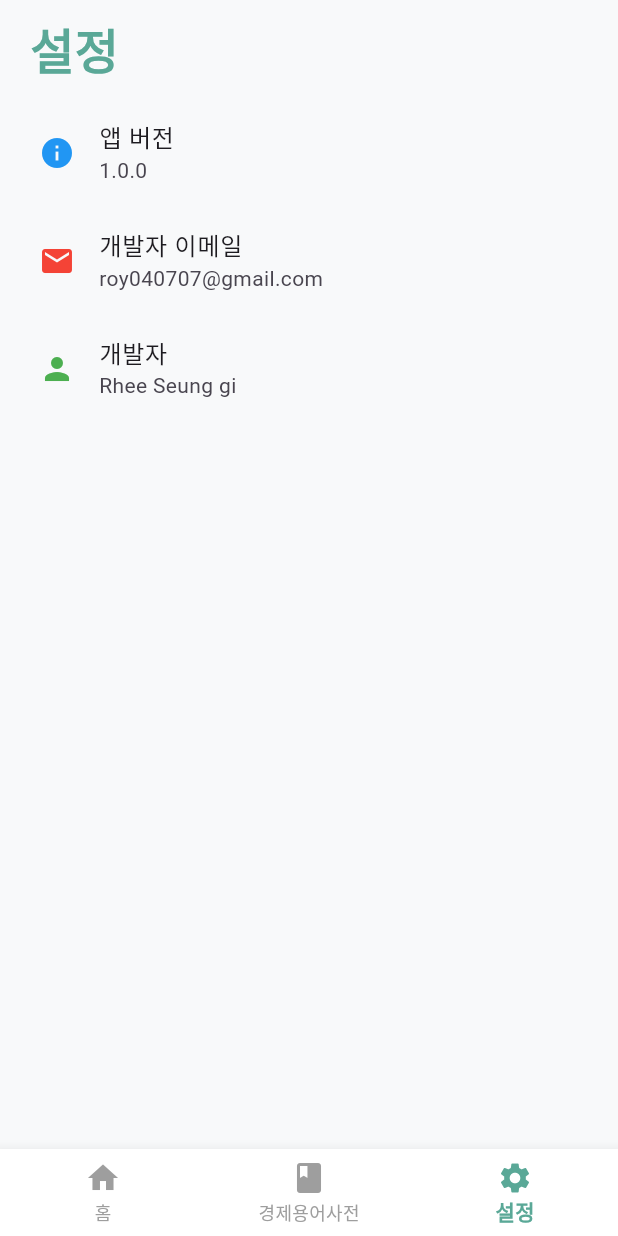
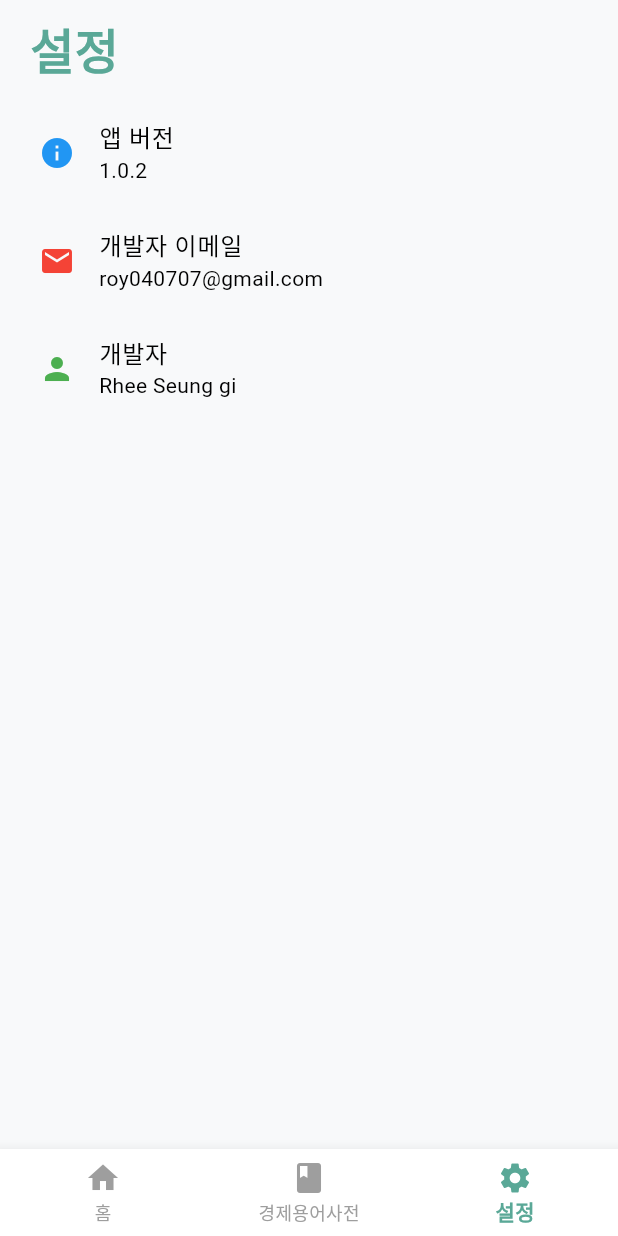
Before and after one commit to roypower6/your_finance, a Flutter app: the screen it shows after launch, item 3 of the bottom bar chosen, on a phone screen of 412 x 824 dp. Run offline on Flutter 3.47's test engine with Material 3 defaults, Android fonts, the phone set to English and light mode, and no system bars; our stand-ins replace shared_preferences.

Commit message:
2024-11-26 update

```diff
--- a/lib/main.dart
+++ b/lib/main.dart
@@ -13,9 +13,21 @@ class MyApp extends StatelessWidget {
   const MyApp({super.key});
   @override
   Widget build(BuildContext context) {
-    return const MaterialApp(
+    return MaterialApp(
+      theme: ThemeData(
+        bottomNavigationBarTheme: const BottomNavigationBarThemeData(
+          backgroundColor: Color(0xFFF8F9FA),
+        ),
+        appBarTheme: const AppBarTheme(
+          backgroundColor: Color(0xFFF8F9FA),
+        ),
+        scaffoldBackgroundColor: const Color(0xFFF8F9FA),
+        colorScheme: ColorScheme.fromSwatch().copyWith(
+          primary: const Color(0xFFF8F9FA),
+        ),
+      ),
       title: 'Your Finance',
-      home: SplashScreen(),
+      home: const SplashScreen(),
     );
   }
 }
--- a/lib/screen/dict_explanation_screen.dart
+++ b/lib/screen/dict_explanation_screen.dart
@@ -13,7 +13,6 @@ class ExplanationScreen extends StatelessWidget {
   @override
   Widget build(BuildContext context) {
     return Scaffold(
-      backgroundColor: const Color(0xffF8F5F1),
       appBar: AppBar(
         title: Text(
           word,
@@ -21,7 +20,6 @@ class ExplanationScreen extends StatelessWidget {
             fontWeight: FontWeight.w500,
           ),
         ),
-        backgroundColor: const Color(0xffF8F5F1),
       ),
       body: Padding(
         padding: const EdgeInsets.all(16.0),
--- a/lib/screen/home_screen.dart
+++ b/lib/screen/home_screen.dart
@@ -24,7 +24,6 @@ class _FinanceHomePageState extends State<HomeScreen> {
   @override
   Widget build(BuildContext context) {
     return Scaffold(
-      backgroundColor: Colors.grey[50],
       body: _screens[_currentIndex],
       bottomNavigationBar: BottomNavigationBar(
         unselectedItemColor: Colors.grey,
--- a/lib/screen/setting_screen.dart
+++ b/lib/screen/setting_screen.dart
@@ -7,7 +7,6 @@ class SettingScreen extends StatelessWidget {
   @override
   Widget build(BuildContext context) {
     return Scaffold(
-      backgroundColor: const Color(0xFFF8F9FA),
       body: SafeArea(
         child: Padding(
           padding: const EdgeInsets.all(10),
@@ -37,7 +36,7 @@ class SettingScreen extends StatelessWidget {
                 title: Text(
                   '앱 버전',
                 ),
-                subtitle: Text('1.0.0'),
+                subtitle: Text('1.0.2'),
               ),
               ListTile(
                 leading: Icon(Icons.email, color: Colors.red),
--- a/lib/screen/splash_screen.dart
+++ b/lib/screen/splash_screen.dart
@@ -33,7 +33,6 @@ class SplashScreenState extends State<SplashScreen> {
   @override
   Widget build(BuildContext context) {
     return const Scaffold(
-      backgroundColor: Color(0xFFF8F9FA),
       body: Center(
         child: Column(
           mainAxisAlignment: MainAxisAlignment.center,
```
